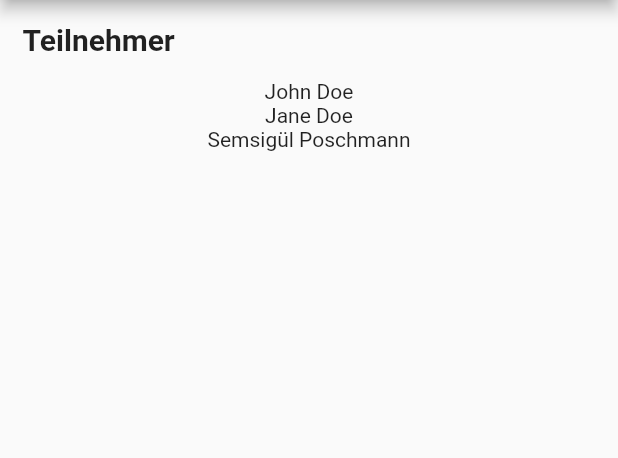
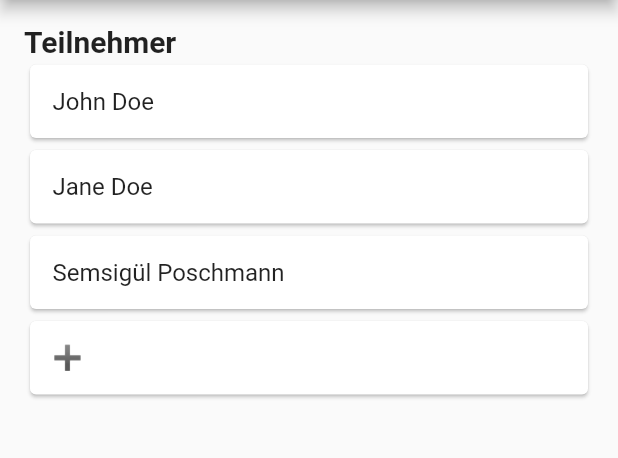
Before and after one commit to aposchmann/meeting-cost-tracker, a Flutter app: the screen it shows after launch, on a phone screen of 412 x 824 dp, the part 84-542 px from its top. Run offline on Flutter 3.47's test engine with Material 2 defaults, Android fonts, the phone set to English and light mode, and no system bars.

Commit message:
Add basic MeetingParticipantListItem

```diff
--- a/lib/meeting/meeting_participant_list.dart
+++ b/lib/meeting/meeting_participant_list.dart
@@ -1,7 +1,9 @@
 import 'package:flutter/material.dart';
 
+import 'meeting_participant_list_item.dart';
+
 class MeetingParticipantList extends StatefulWidget {
-  const MeetingParticipantList({Key? key}) : super(key: key);
+  const MeetingParticipantList({super.key});
 
   @override
   State<MeetingParticipantList> createState() => _MeetingParticipantListState();
@@ -13,7 +15,15 @@ class _MeetingParticipantListState extends State<MeetingParticipantList> {
   @override
   Widget build(BuildContext context) {
     return Column(
-      children: participants.map((participant) => Text(participant)).toList(),
+      crossAxisAlignment: CrossAxisAlignment.stretch,
+      children: [
+        ...participants
+            .map((participant) => MeetingParticipantListItem(
+                  participantName: participant,
+                ))
+            .toList(),
+        const MeetingParticipantListItem()
+      ],
     );
   }
 }
--- /dev/null
+++ b/lib/meeting/meeting_participant_list_item.dart
@@ -0,0 +1,26 @@
+import 'package:flutter/material.dart';
+
+class MeetingParticipantListItem extends StatefulWidget {
+  const MeetingParticipantListItem({super.key, this.participantName});
+
+  final String? participantName;
+
+  @override
+  State<MeetingParticipantListItem> createState() =>
+      _MeetingParticipantListItemState();
+}
+
+class _MeetingParticipantListItemState
+    extends State<MeetingParticipantListItem> {
+  @override
+  Widget build(BuildContext context) {
+    return Card(
+      child: SafeArea(
+          minimum: const EdgeInsets.all(15),
+          child: Text(
+            widget.participantName ?? "➕",
+            style: const TextStyle(fontSize: 16),
+          )),
+    );
+  }
+}
--- a/lib/meeting/meeting_screen.dart
+++ b/lib/meeting/meeting_screen.dart
@@ -15,20 +15,20 @@ class MeetingScreen extends StatelessWidget {
       appBar: AppBar(
         title: Text(title),
       ),
-      body: Column(
+      body: Padding(
+        padding: const EdgeInsets.all(16),
+        child: Column(
           crossAxisAlignment: CrossAxisAlignment.stretch,
           children: const [
             SafeArea(
-            minimum: EdgeInsets.all(15),
               child: Text(
                 "Teilnehmer",
                 style: TextStyle(fontSize: 20, fontWeight: FontWeight.bold),
               ),
             ),
-          SafeArea(
-              minimum: EdgeInsets.symmetric(horizontal: 15),
-              child: MeetingParticipantList())
+            SafeArea(child: MeetingParticipantList())
           ],
+        ),
       ),
     );
   }
```
Lines whose indentation alone changed are shown as unchanged.
